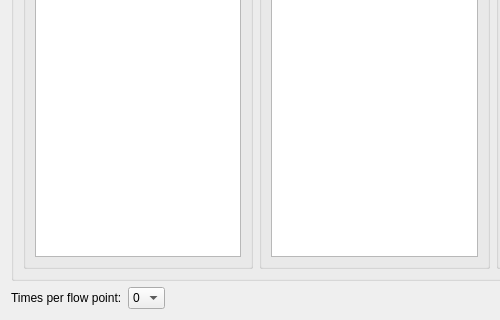
flimmy78/qtverify, file source/systemset/systemsetdlg/ui/stdcorrectpra.ui: the form before one commit; both pictures show x 0 to 500 and y 200 to 520 of the 986 by 520 pixel window.
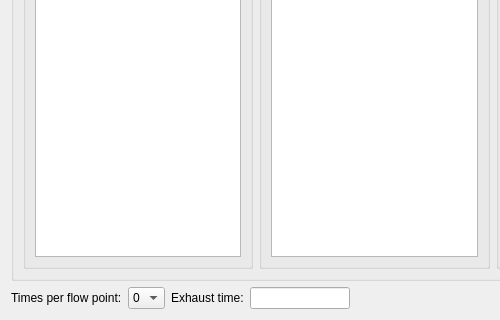
The form after the commit. Icons and pictures are not drawn.

The edit to the form file:
```diff
--- a/source/systemset/systemsetdlg/ui/stdcorrectpra.ui
+++ b/source/systemset/systemsetdlg/ui/stdcorrectpra.ui
@@ -269,6 +269,29 @@
        </item>
       </widget>
      </item>
+     <item>
+      <widget class="QLabel" name="label_2">
+       <property name="text">
+        <string>Exhaust time:</string>
+       </property>
+      </widget>
+     </item>
+     <item>
+      <widget class="QLineEdit" name="lineEdit_exTime">
+       <property name="minimumSize">
+        <size>
+         <width>20</width>
+         <height>0</height>
+        </size>
+       </property>
+       <property name="maximumSize">
+        <size>
+         <width>100</width>
+         <height>16777215</height>
+        </size>
+       </property>
+      </widget>
+     </item>
      <item>
       <spacer name="horizontalSpacer">
        <property name="orientation">
```
